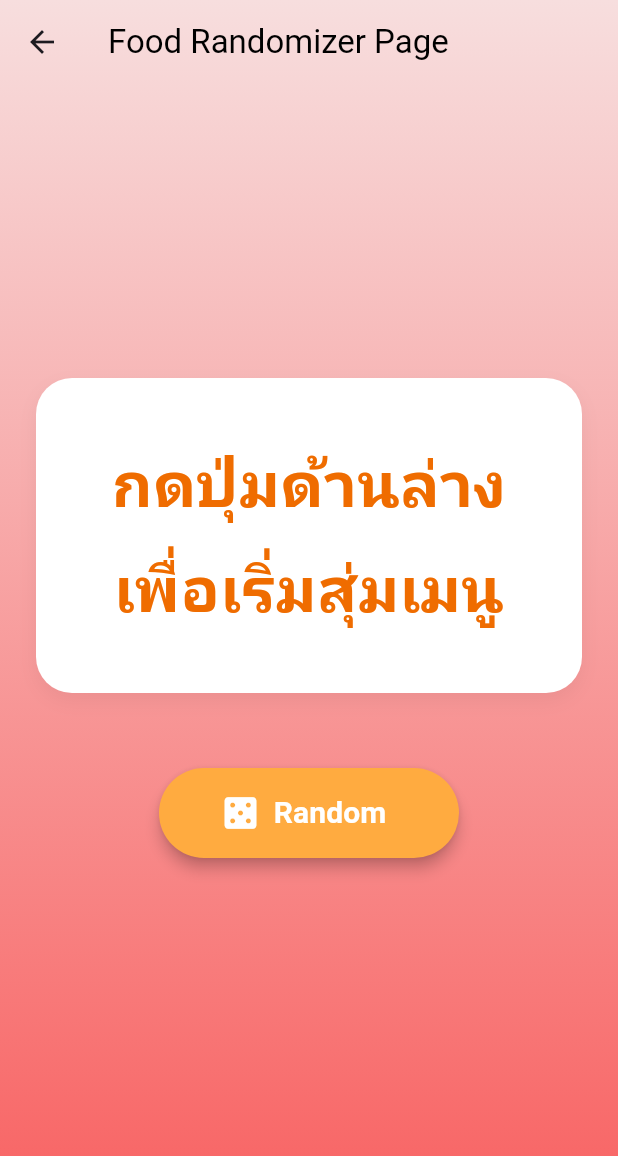
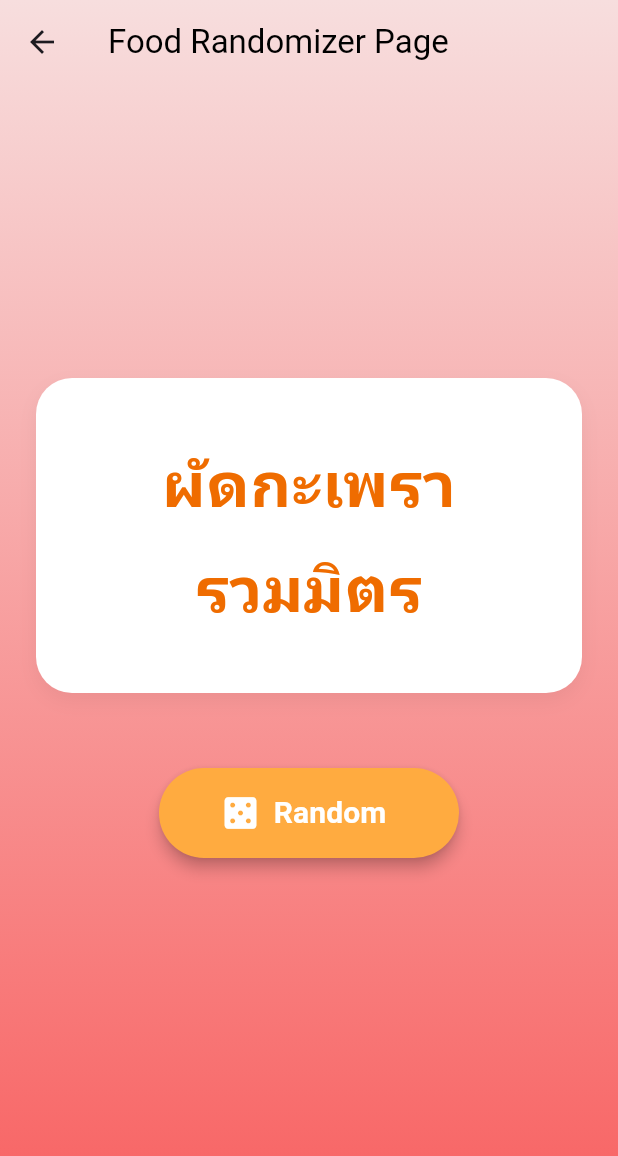
Before and after one commit to suphakornsook-afk/LearningFlutter, a Flutter app: the FoodRandomPage screen opened by its route, after a tap on "Random", on a phone screen of 412 x 824 dp. Shown: the top 1156 px of the screen. Run offline on Flutter 3.47's test engine with Material 3 defaults, Android fonts, the phone set to English and light mode, and no system bars; our stand-ins replace audioplayers, flutter_local_notifications, flutter_slidable, flutter_timezone, hive_flutter, shared_preferences and 1 more; accounts and stored records are empty; statements that could not run were skipped.

Commit message:
adding food random function

```diff
--- a/lib/pages/food_random_page.dart
+++ b/lib/pages/food_random_page.dart
@@ -1,5 +1,6 @@
 import 'package:flutter/material.dart';
 import 'package:hive_flutter/hive_flutter.dart';
+import 'dart:math';
 
 class FoodRandomPage extends StatefulWidget {
   const FoodRandomPage({super.key});
@@ -12,6 +13,38 @@ class _FoodRandomState extends State<FoodRandomPage> {
   //ข้อความเริ่มต้น
   String currentMenu = "กดปุ่มด้านล่าง";
   String currentMeat = "เพื่อเริ่มสุ่มเมนู";
+
+  // รายการชื่อเมนู
+  final List<String> menus = [
+    'ผัดกะเพรา',
+    'แพนง',
+    'ผัดเปรี้ยวหวาน',
+    'ผัดมาม่า',
+    'สุกี้แห้ง',
+    'สุกี้น้ำ',
+    'ผัดขี้เมา',
+    'ผัดจังโก้',
+    'ลาบ',
+    'ยำ',
+  ];
+
+  // รายการเนื้อสัตว์
+  final List<String> meats = [
+    'ไก่',
+    'หมู',
+    'ปลา',
+    'หมึก',
+    'เนื้อวัว',
+    'รวมมิตร',
+  ];
+
+  void randomFood() {
+    final random = Random();
+    setState(() {
+      currentMenu = menus[random.nextInt(menus.length)];
+      currentMeat = meats[random.nextInt(meats.length)];
+    });
+  }
 
   @override
   Widget build(BuildContext context) {
@@ -94,7 +127,7 @@ class _FoodRandomState extends State<FoodRandomPage> {
                   width: 200,
                   height: 60,
                   child: ElevatedButton.icon(
-                    onPressed: () {},
+                    onPressed: randomFood,
                     style: ElevatedButton.styleFrom(
                       backgroundColor: Colors.orangeAccent,
                       foregroundColor: Colors.white,
```
